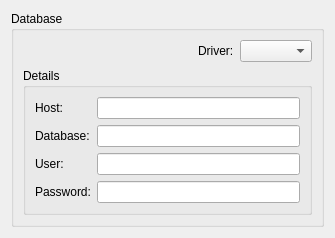
Before: the Qt Designer form browser/ext_database.ui in DaimonMicha/webkitBrowser, drawn with Qt 5.
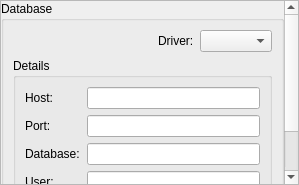
After: the same form once the commit is applied.

Diff of the .ui file:
```diff
--- a/browser/ext_database.ui
+++ b/browser/ext_database.ui
@@ -1,20 +1,21 @@
 <?xml version="1.0" encoding="UTF-8"?>
 <ui version="4.0">
  <class>Database</class>
- <widget class="QWidget" name="Database">
+ <widget class="QScrollArea" name="Database">
   <property name="geometry">
    <rect>
     <x>0</x>
     <y>0</y>
-    <width>335</width>
-    <height>235</height>
+    <width>299</width>
+    <height>185</height>
    </rect>
   </property>
   <property name="windowTitle">
    <string>Form</string>
   </property>
-  <layout class="QGridLayout" name="gridLayout_2">
-   <item row="0" column="0">
+  <property name="widgetResizable">
+   <bool>true</bool>
+  </property>
     <widget class="QGroupBox" name="groupBox_2">
      <property name="title">
       <string>Database</string>
@@ -55,7 +56,7 @@
         <property name="sizeHint" stdset="0">
          <size>
           <width>20</width>
-          <height>15</height>
+        <height>0</height>
          </size>
         </property>
        </spacer>
@@ -65,7 +66,7 @@
         <property name="title">
          <string>Details</string>
         </property>
-        <layout class="QFormLayout" name="formLayout">
+      <layout class="QGridLayout" name="gridLayout_2">
          <item row="0" column="0">
           <widget class="QLabel" name="label_5">
            <property name="text">
@@ -74,45 +75,57 @@
           </widget>
          </item>
          <item row="0" column="1">
-          <widget class="QLineEdit" name="lineEdit_4"/>
+        <widget class="QLineEdit" name="hostEdit"/>
          </item>
          <item row="1" column="0">
-          <widget class="QLabel" name="label_2">
+        <widget class="QLabel" name="label_6">
            <property name="text">
-            <string>Database:</string>
+          <string>Port:</string>
            </property>
           </widget>
          </item>
          <item row="1" column="1">
-          <widget class="QLineEdit" name="lineEdit"/>
+        <widget class="QLineEdit" name="portEdit"/>
          </item>
          <item row="2" column="0">
-          <widget class="QLabel" name="label_3">
+        <widget class="QLabel" name="label_2">
            <property name="text">
-            <string>User:</string>
+          <string>Database:</string>
            </property>
           </widget>
          </item>
          <item row="2" column="1">
-          <widget class="QLineEdit" name="lineEdit_2"/>
+        <widget class="QLineEdit" name="databaseEdit"/>
          </item>
          <item row="3" column="0">
+        <widget class="QLabel" name="label_3">
+         <property name="text">
+          <string>User:</string>
+         </property>
+        </widget>
+       </item>
+       <item row="3" column="1">
+        <widget class="QLineEdit" name="userEdit"/>
+       </item>
+       <item row="4" column="0">
           <widget class="QLabel" name="label_4">
            <property name="text">
             <string>Password:</string>
            </property>
           </widget>
          </item>
-         <item row="3" column="1">
-          <widget class="QLineEdit" name="lineEdit_3"/>
-         </item>
-        </layout>
+       <item row="4" column="1">
+        <widget class="QLineEdit" name="passwordEdit">
+         <property name="echoMode">
+          <enum>QLineEdit::Password</enum>
+         </property>
        </widget>
       </item>
      </layout>
     </widget>
    </item>
   </layout>
+  </widget>
  </widget>
  <resources/>
  <connections/>
```
Left out of the diff: 2 changed lines with no effect on the pictures. Lines whose indentation alone changed are shown as unchanged.
